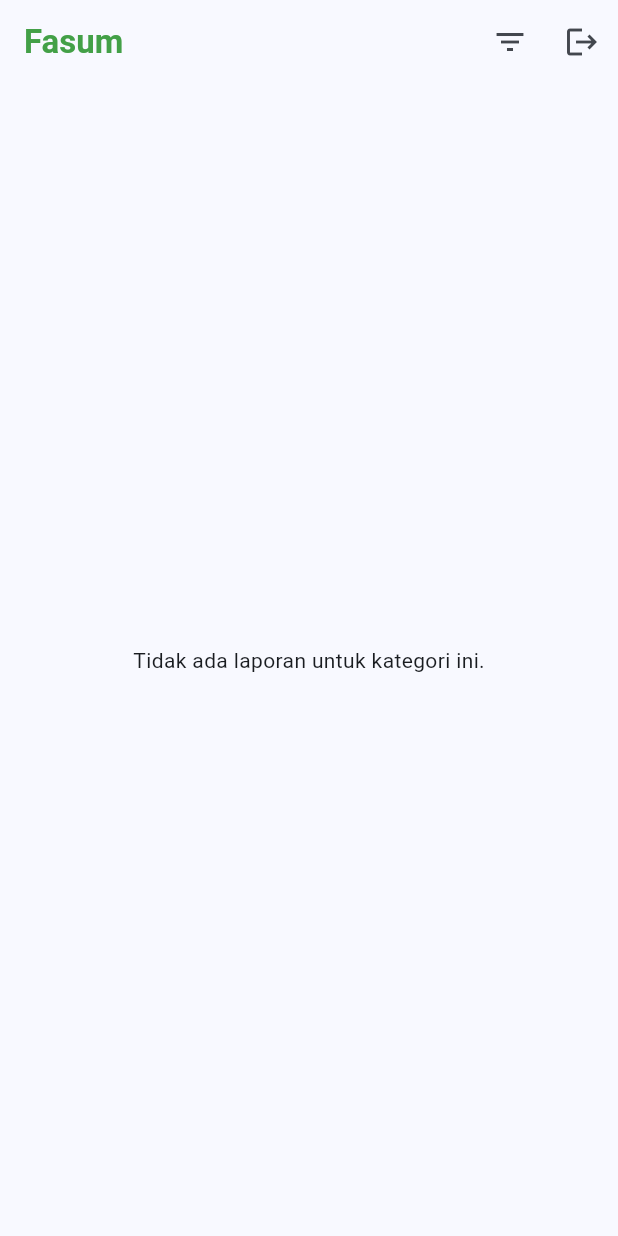
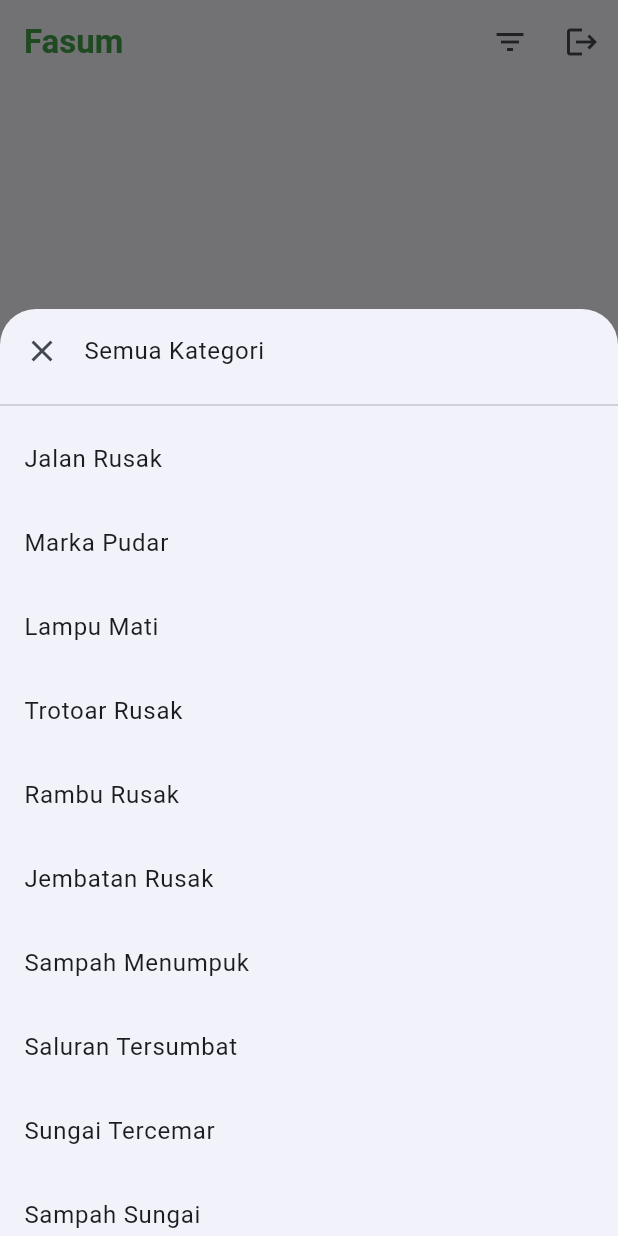
Before and after one commit to alyapr/SI6BPAB2, a Flutter app: the screen it shows once a user with an empty profile is signed in, after a tap on the "filter list" icon, on a phone screen of 412 x 824 dp. Run offline on Flutter 3.47's test engine with Material 3 defaults, Android fonts, the phone set to English and light mode, and no system bars; our stand-ins replace cloud_firestore, firebase_auth, firebase_core, flutter_image_compress, geolocator, google_generative_ai and 2 more; missing offline and left inert: firebase_app_check; accounts and stored records are empty.

Commit message:
update home screen

```diff
--- a/fasum_app/analysis_options.yaml
+++ b/fasum_app/analysis_options.yaml
@@ -1 +1,4 @@
 include: package:flutter_lints/flutter.yaml
+analyzer:
+  errors:
+    prefer_const_constructors: ignore ignore
--- a/fasum_app/lib/screens/home_screen.dart
+++ b/fasum_app/lib/screens/home_screen.dart
@@ -1,8 +1,12 @@
 import 'dart:convert';
+
 import 'package:cloud_firestore/cloud_firestore.dart';
+import 'package:flutter/foundation.dart';
 import 'package:flutter/material.dart';
 import 'package:firebase_auth/firebase_auth.dart';
 import 'package:fasum_app/screens/sign_in_screen.dart';
+import 'package:fasum_app/screens/add_post_screen.dart';
+import 'package:intl/intl.dart';
 
 class HomeScreen extends StatefulWidget {
   const HomeScreen({super.key});
@@ -20,7 +24,99 @@ Future<void> signOut(BuildContext context) async {
 
 class _HomeScreenState extends State<HomeScreen> {
   String? selectedCategory;
-  final FirebaseAuth _auth = FirebaseAuth.instance;
+
+  List<String> categories = [
+    'Jalan Rusak',
+    'Marka Pudar',
+    'Lampu Mati',
+    'Trotoar Rusak',
+    'Rambu Rusak',
+    'Jembatan Rusak',
+    'Sampah Menumpuk',
+    'Saluran Tersumbat',
+    'Sungai Tercemar',
+    'Sampah Sungai',
+    'Pohon Tumbang',
+    'Taman Rusak',
+    'Fasilitas Rusak',
+    'Pipa Bocor',
+    'Vandalisme',
+    'Banjir',
+    'Lainnya'
+  ];
+
+  String formatTime(DateTime dateTime) {
+    final now = DateTime.now();
+    final diff = now.difference(dateTime);
+    if (diff.inSeconds < 60) {
+      return '${diff.inSeconds} secs ago';
+    } else if (diff.inMinutes < 60) {
+      return '${diff.inMinutes} mins ago';
+    } else if (diff.inHours < 24) {
+      return '${diff.inHours} hrs ago';
+    } else if (diff.inHours < 48) {
+      return '1 day ago';
+    } else {
+      return DateFormat('dd/mm/yyy').format(dateTime);
+    }
+  }
+
+  Future<void> signOut() async {
+    await FirebaseAuth.instance.signOut();
+    if (!mounted) return;
+    Navigator.pushAndRemoveUntil(
+      context,
+      MaterialPageRoute(builder: (context) => const SignInScreen()),
+      (route) => false,
+    );
+  }
+
+  void _showCategoryFilter() async {
+    final result = await showModalBottomSheet<String>(
+      context: context,
+      isScrollControlled: true,
+      shape: const RoundedRectangleBorder(
+        borderRadius: BorderRadius.vertical(top: Radius.circular(24)),
+      ),
+      builder: (context) {
+        return SafeArea(
+            child: SizedBox(
+          height: MediaQuery.of(context).size.height * 0.75,
+          child: ListView(
+            padding: const EdgeInsets.only(bottom: 24),
+            children: [
+              ListTile(
+                leading: const Icon(Icons.clear),
+                title: const Text('Semua Kategori'),
+                onTap: () => Navigator.pop(
+                    context, null), //null untuk pilih smua kategori
+              ),
+              const Divider(),
+              ...categories.map(
+                (category) => ListTile(
+                  title: Text(category),
+                  trailing: selectedCategory == category
+                      ? Icon(Icons.check,
+                          color: Theme.of(context).colorScheme.primary)
+                      : null,
+                  onTap: () => Navigator.pop(context, category),
+                ),
+              )
+            ],
+          ),
+        ));
+      },
+    );
+    if (result != null) {
+      setState(() {
+        selectedCategory = result;
+      });
+    } else {
+      setState(() {
+        selectedCategory = null;
+      });
+    }
+  }
 
   @override
   Widget build(BuildContext context) {
@@ -28,7 +124,7 @@ class _HomeScreenState extends State<HomeScreen> {
       backgroundColor: Theme.of(context).scaffoldBackgroundColor,
       appBar: AppBar(
         title: Text(
-          "Fasum",
+          'Fasum',
           style: TextStyle(
             color: Colors.green[600],
             fontWeight: FontWeight.bold,
@@ -36,23 +132,21 @@ class _HomeScreenState extends State<HomeScreen> {
         ),
         actions: [
           IconButton(
-            onPressed: () {}, //_showCategoryFilter
+            onPressed: _showCategoryFilter,
             icon: const Icon(Icons.filter_list),
             tooltip: 'Filter Kategori',
           ),
           IconButton(
             onPressed: () {
-              signOut(context);
+              signOut();
             },
             icon: const Icon(Icons.logout),
           ),
         ],
       ),
       body: RefreshIndicator(
-        onRefresh: () async {
-          setState(() {});
-        },
-        child: StreamBuilder<QuerySnapshot>(
+        onRefresh: () async {},
+        child: StreamBuilder(
           stream: FirebaseFirestore.instance
               .collection('posts')
               .orderBy('createdAt', descending: true)
@@ -61,20 +155,18 @@ class _HomeScreenState extends State<HomeScreen> {
             if (!snapshot.hasData) {
               return const Center(child: CircularProgressIndicator());
             }
-
             final posts = snapshot.data!.docs.where((doc) {
-              final data = doc.data() as Map<String, dynamic>;
-              final category = data['category'] as String? ?? 'Lainnya';
+              final data = doc.data();
+              final category = data['category'] ?? 'Lainnya';
               return selectedCategory == null || selectedCategory == category;
             }).toList();
 
             if (posts.isEmpty) {
               return const Center(
-                  child: Text("Tidak ada laporan untuk kategori ini."));
+                child: Text("Tidak ada laporan untuk kategori ini."),
+              );
             }
-
             return ListView.builder(
-              physics: const AlwaysScrollableScrollPhysics(),
               itemCount: posts.length,
               itemBuilder: (context, index) {
                 final data = posts[index].data();
@@ -104,7 +196,7 @@ class _HomeScreenState extends State<HomeScreen> {
                       crossAxisAlignment: CrossAxisAlignment.start,
                       children: [
                         if (imageBase64 != null)
-                          ClipRect(
+                          ClipRRect(
                             borderRadius: const BorderRadius.vertical(
                               top: Radius.circular(10),
                             ),
@@ -125,14 +217,14 @@ class _HomeScreenState extends State<HomeScreen> {
                             crossAxisAlignment: CrossAxisAlignment.start,
                             children: [
                               Text(
-                                fullName,
+                                fullname,
                                 style: const TextStyle(
                                   fontSize: 16,
                                   fontWeight: FontWeight.bold,
                                 ),
                               ),
                               Text(
-                                createdAt.toString(),
+                                createdAt as String, // nanti diubah
                                 style: const TextStyle(
                                   fontSize: 12,
                                   color: Colors.grey,
@@ -141,15 +233,13 @@ class _HomeScreenState extends State<HomeScreen> {
                               const SizedBox(height: 12),
                               Text(
                                 description ?? '',
-                                style: const TextStyle(
-                                  fontSize: 16,
-                                  maxLines: 3,
-                                  overflow: TextOverflow.ellipsis,
-                                ),
+                                style: const TextStyle(fontSize: 16),
+                                maxLines: 3,
+                                overflow: TextOverflow.ellipsis,
                               ),
                             ],
                           ),
-                        ),
+                        )
                       ],
                     ),
                   ),
@@ -159,6 +249,14 @@ class _HomeScreenState extends State<HomeScreen> {
           },
         ),
       ),
+      floatingActionButton: FloatingActionButton(
+        onPressed: () {
+          Navigator.of(
+            context,
+          ).push(MaterialPageRoute(builder: (context) => AddPostScreen()));
+        },
+        child: const Icon(Icons.add),
+      ),
     );
   }
 }
```
Also changed, not shown: fasum_app/pubspec.yaml (+8 -7 lines), fasum_app/pubspec.lock.
